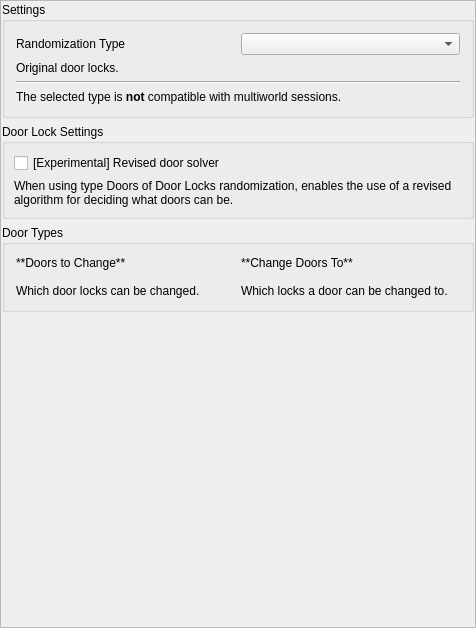
This is randovania/gui/ui_files/preset_dock_rando.ui in randovania/randovania as Qt 5 draws it before an edit. The edited form follows.
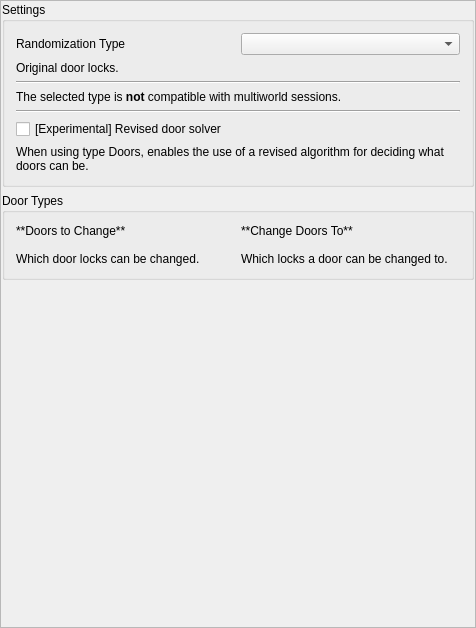
This is the edited form.

Diff of the .ui file:
```diff
--- a/randovania/gui/ui_files/preset_dock_rando.ui
+++ b/randovania/gui/ui_files/preset_dock_rando.ui
@@ -72,9 +72,30 @@
            <string>Settings</string>
           </property>
           <layout class="QGridLayout" name="gridLayout">
+           <item row="6" column="0" colspan="2">
+            <widget class="QLabel" name="multiworld_label">
+             <property name="text">
+              <string>&lt;html&gt;&lt;head/&gt;&lt;body&gt;&lt;p&gt;The selected type is &lt;span style=&quot; font-weight:700;&quot;&gt;not&lt;/span&gt; compatible with multiworld sessions.&lt;/p&gt;&lt;/body&gt;&lt;/html&gt;</string>
+             </property>
+            </widget>
+           </item>
+           <item row="8" column="0">
+            <widget class="QCheckBox" name="two_sided_door_search_check">
+             <property name="text">
+              <string>[Experimental] Revised door solver</string>
+             </property>
+            </widget>
+           </item>
            <item row="0" column="1">
             <widget class="QComboBox" name="mode_combo"/>
            </item>
+           <item row="5" column="0" colspan="2">
+            <widget class="Line" name="line">
+             <property name="orientation">
+              <enum>Qt::Orientation::Horizontal</enum>
+             </property>
+            </widget>
+           </item>
            <item row="0" column="0">
             <widget class="QLabel" name="mode_label">
              <property name="text">
@@ -89,58 +110,23 @@
              </property>
             </widget>
            </item>
-           <item row="5" column="0" colspan="2">
-            <widget class="QLabel" name="multiworld_label">
-             <property name="text">
-              <string>&lt;html&gt;&lt;head/&gt;&lt;body&gt;&lt;p&gt;The selected type is &lt;span style=&quot; font-weight:700;&quot;&gt;not&lt;/span&gt; compatible with multiworld sessions.&lt;/p&gt;&lt;/body&gt;&lt;/html&gt;</string>
-             </property>
-            </widget>
-           </item>
-           <item row="4" column="0" colspan="2">
-            <widget class="Line" name="line">
-             <property name="orientation">
-              <enum>Qt::Orientation::Horizontal</enum>
-             </property>
-            </widget>
-           </item>
-          </layout>
-         </widget>
-        </item>
-        <item>
-         <widget class="QGroupBox" name="door_lock_group">
-          <property name="title">
-           <string>Door Lock Settings</string>
-          </property>
-          <layout class="QVBoxLayout" name="door_lock_grops">
-           <property name="leftMargin">
-            <number>9</number>
-           </property>
-           <property name="topMargin">
-            <number>9</number>
-           </property>
-           <property name="rightMargin">
-            <number>9</number>
-           </property>
-           <property name="bottomMargin">
-            <number>9</number>
-           </property>
-           <item>
-            <widget class="QCheckBox" name="two_sided_door_search_check">
-             <property name="text">
-              <string>[Experimental] Revised door solver</string>
-             </property>
-            </widget>
-           </item>
-           <item>
+           <item row="9" column="0" colspan="2">
             <widget class="QLabel" name="two_sided_door_search_label">
              <property name="text">
-              <string>&lt;html&gt;&lt;head/&gt;&lt;body&gt;&lt;p&gt;When using type Doors of Door Locks randomization, enables the use of a revised algorithm for deciding what doors can be.&lt;/p&gt;&lt;/body&gt;&lt;/html&gt;</string>
+              <string>&lt;html&gt;&lt;head/&gt;&lt;body&gt;&lt;p&gt;When using type Doors, enables the use of a revised algorithm for deciding what doors can be.&lt;/p&gt;&lt;/body&gt;&lt;/html&gt;</string>
              </property>
              <property name="wordWrap">
               <bool>true</bool>
              </property>
             </widget>
            </item>
+           <item row="7" column="0" colspan="2">
+            <widget class="Line" name="two_sided_door_search_line">
+             <property name="orientation">
+              <enum>Qt::Orientation::Horizontal</enum>
+             </property>
+            </widget>
+           </item>
           </layout>
          </widget>
         </item>
```
